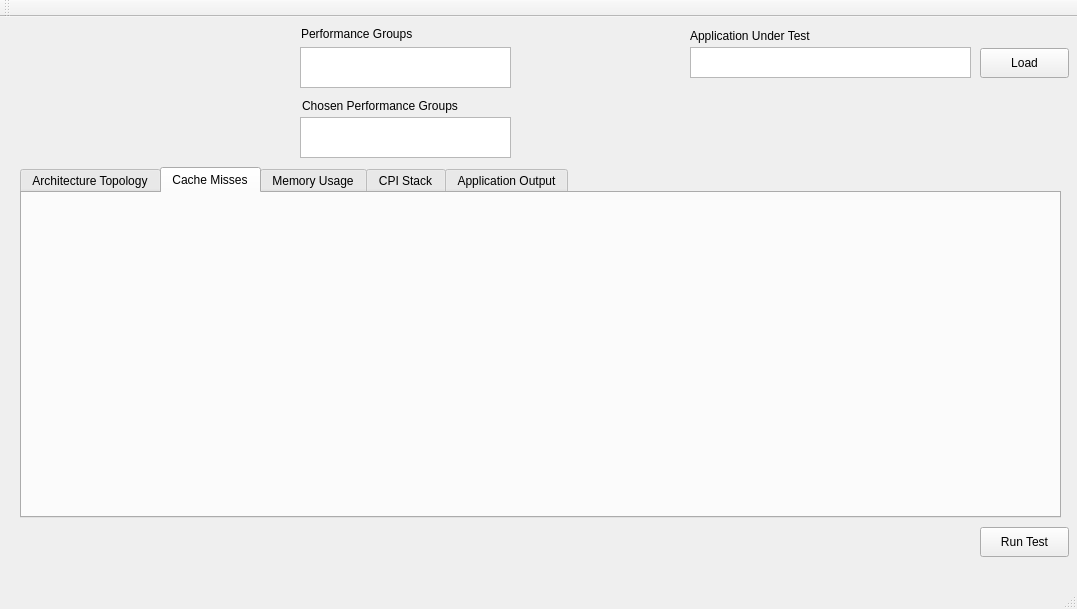
Old version of the form Project/QuickPerformance/mainwindow.ui in the repository Areon1031/CPE_631_Advanced_Computer_Architecture.
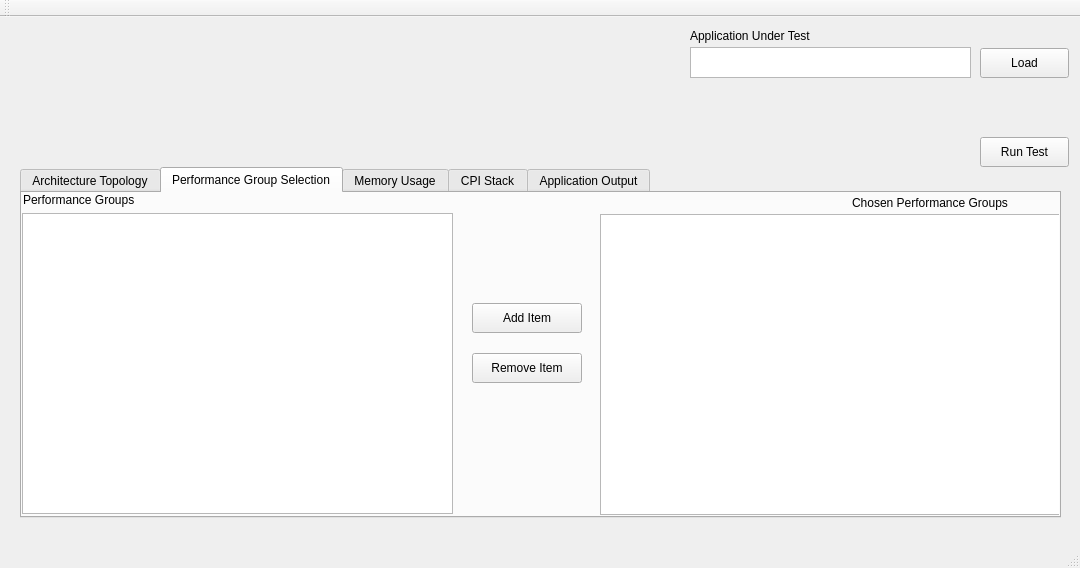
New version of the form. The open tabs and pages were chosen to show the change. Custom widgets are drawn as their Qt base class.

Commit message: - Removed the likwid example code, may not use this approach - Added performance group lists 	- Populated via likwid-perfctr -a 	- User can choose which options they want to see - Altered the cache misses tab to be performance group selection

```diff
--- a/Project/QuickPerformance/mainwindow.ui
+++ b/Project/QuickPerformance/mainwindow.ui
@@ -6,8 +6,8 @@
    <rect>
     <x>0</x>
     <y>0</y>
-    <width>1077</width>
-    <height>609</height>
+    <width>1080</width>
+    <height>568</height>
    </rect>
   </property>
   <property name="windowTitle">
@@ -57,7 +57,7 @@
     <property name="geometry">
      <rect>
       <x>980</x>
-      <y>510</y>
+      <y>120</y>
       <width>89</width>
       <height>30</height>
      </rect>
@@ -108,8 +108,80 @@
     </widget>
     <widget class="QWidget" name="CacheMiss_Tab">
      <attribute name="title">
-      <string>Cache Misses</string>
+      <string>Performance Group Selection</string>
      </attribute>
+     <widget class="QListWidget" name="PerfGroups_List">
+      <property name="geometry">
+       <rect>
+        <x>0</x>
+        <y>20</y>
+        <width>431</width>
+        <height>301</height>
+       </rect>
+      </property>
+     </widget>
+     <widget class="QLabel" name="Application_Label_2">
+      <property name="geometry">
+       <rect>
+        <x>1</x>
+        <y>-3</y>
+        <width>161</width>
+        <height>20</height>
+       </rect>
+      </property>
+      <property name="text">
+       <string>Performance Groups</string>
+      </property>
+     </widget>
+     <widget class="QLabel" name="Application_Label_3">
+      <property name="geometry">
+       <rect>
+        <x>830</x>
+        <y>0</y>
+        <width>200</width>
+        <height>20</height>
+       </rect>
+      </property>
+      <property name="text">
+       <string>Chosen Performance Groups</string>
+      </property>
+     </widget>
+     <widget class="QListWidget" name="ChosenPerfGroups_List">
+      <property name="geometry">
+       <rect>
+        <x>578</x>
+        <y>21</y>
+        <width>461</width>
+        <height>301</height>
+       </rect>
+      </property>
+     </widget>
+     <widget class="QPushButton" name="AddPerfGroup_pushButton">
+      <property name="geometry">
+       <rect>
+        <x>450</x>
+        <y>110</y>
+        <width>110</width>
+        <height>30</height>
+       </rect>
+      </property>
+      <property name="text">
+       <string>Add Item</string>
+      </property>
+     </widget>
+     <widget class="QPushButton" name="RemovePerfGroup_pushButton">
+      <property name="geometry">
+       <rect>
+        <x>450</x>
+        <y>160</y>
+        <width>110</width>
+        <height>30</height>
+       </rect>
+      </property>
+      <property name="text">
+       <string>Remove Item</string>
+      </property>
+     </widget>
     </widget>
     <widget class="QWidget" name="MemoryUsage_Tab">
      <attribute name="title">
@@ -147,52 +219,6 @@
      </widget>
     </widget>
    </widget>
-   <widget class="QListWidget" name="listWidget">
-    <property name="geometry">
-     <rect>
-      <x>300</x>
-      <y>30</y>
-      <width>211</width>
-      <height>41</height>
-     </rect>
-    </property>
-   </widget>
-   <widget class="QListWidget" name="listWidget_2">
-    <property name="geometry">
-     <rect>
-      <x>300</x>
-      <y>100</y>
-      <width>211</width>
-      <height>41</height>
-     </rect>
-    </property>
-   </widget>
-   <widget class="QLabel" name="Application_Label_2">
-    <property name="geometry">
-     <rect>
-      <x>301</x>
-      <y>7</y>
-      <width>161</width>
-      <height>20</height>
-     </rect>
-    </property>
-    <property name="text">
-     <string>Performance Groups</string>
-    </property>
-   </widget>
-   <widget class="QLabel" name="Application_Label_3">
-    <property name="geometry">
-     <rect>
-      <x>302</x>
-      <y>79</y>
-      <width>200</width>
-      <height>20</height>
-     </rect>
-    </property>
-    <property name="text">
-     <string>Chosen Performance Groups</string>
-    </property>
-   </widget>
   </widget>
   <widget class="QMenuBar" name="menuBar">
    <property name="geometry">
```
Left out of the diff: 4 changed lines with no effect on the pictures. The commit also changes 6 other files.
